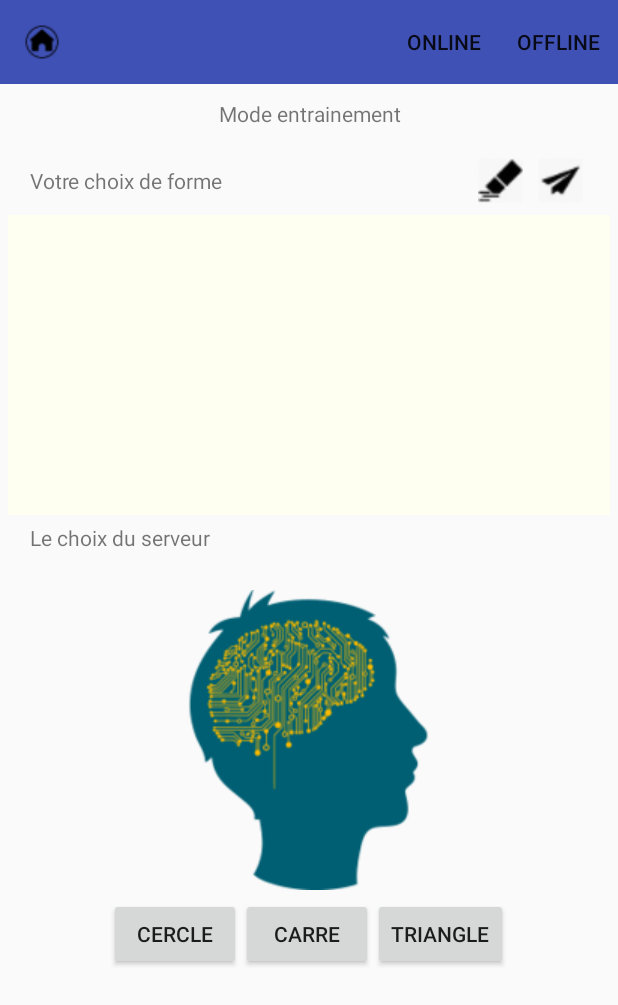
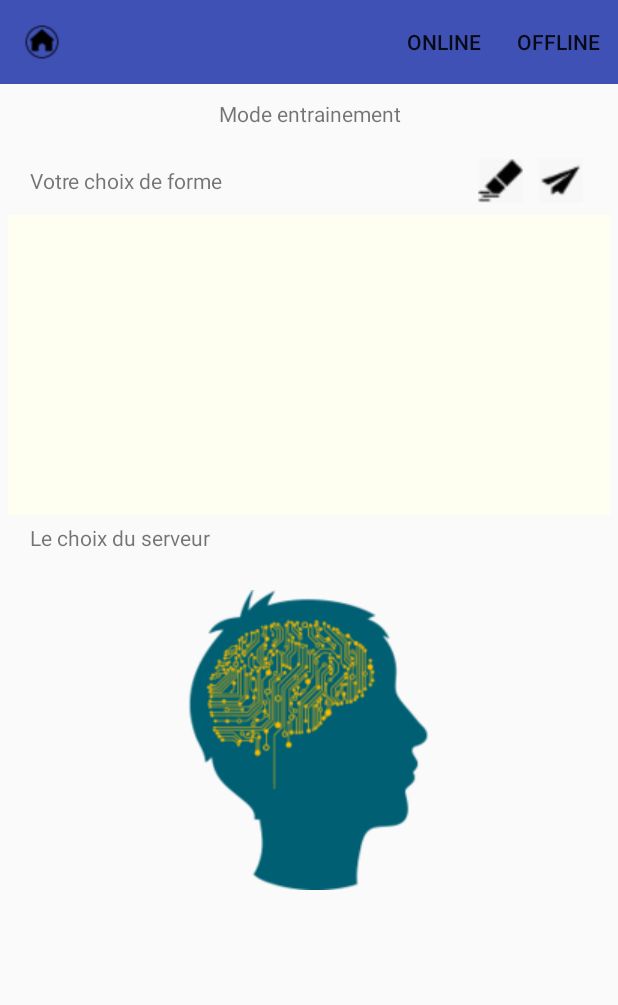
Before and after one commit to tt405907/TEAM-PLFI, an Android app: the Training screen opened directly, with no data from a screen before it, on a phone screen of 412 x 824 dp. Shown: the top 1005 px of the screen. Run offline under Robolectric (Android 15) with nearby library versions, the phone set to English and light mode, and no system bars; 1 statement that could not run was skipped.

Commit message:
Suppression des bouttons inutilent

```diff
--- a/android/app/src/main/java/plfi/plfi/Training.java
+++ b/android/app/src/main/java/plfi/plfi/Training.java
@@ -12,20 +12,16 @@ import android.widget.ImageView;
 import android.widget.TextView;
 
 public class Training  extends AppCompatActivity implements DisplayRTC {
-    // Mes boutons
+
     // Mes boutons
     Button new_content;
     Button save_btn;
-    Button buttonCarre;
-    Button buttonTriangle;
-    Button buttonCercle;
 
     //EditText
     TextView messageServeur;
+
     // Notre canvas
     gamePRINT gamePrint;
-    Connexion connexion;
-    Controleur controleur;
 
 
     // temporaire pour tester notre truck
@@ -53,18 +49,6 @@ public class Training  extends AppCompatActivity implements DisplayRTC {
         new_content = (Button) findViewById(R.id.new_btn);
         new_content.setOnClickListener(new Training.ButtonNewContent());
 
-        // Carre
-        buttonCarre = (Button) findViewById(R.id.buttonCarre);
-        buttonCarre.setOnClickListener(new Training.ButtonCarreClick());
-
-        // Triangle
-        buttonTriangle = (Button) findViewById(R.id.buttonTriangle);
-        buttonTriangle.setOnClickListener(new Training.ButtonTriangleClick());
-
-        // Cercle
-        buttonCercle = (Button) findViewById(R.id.buttonCercle);
-        buttonCercle.setOnClickListener(new Training.ButtonCercleClick());
-
         // Envoit au serveur
         save_btn = (Button) findViewById(R.id.save_btn);
         save_btn.setOnClickListener(new Training.ButtonSave_Btn());
@@ -76,7 +60,7 @@ public class Training  extends AppCompatActivity implements DisplayRTC {
 
     @Override
     public boolean onCreateOptionsMenu(Menu menu) {
-        getMenuInflater().inflate(R.menu.menu_print, menu);
+        getMenuInflater().inflate(R.menu.menu_training, menu);
         return true;
     }
 
@@ -135,37 +119,12 @@ public class Training  extends AppCompatActivity implements DisplayRTC {
         }
     }
 
-    // TODO: REFAIRE IMAGE CARRE
-    class ButtonCarreClick implements View.OnClickListener {
-        @Override
-        public void onClick(View v) {
-
-            imageId = 3;
-        }
-    }
-
-    // TODO: REFAIRE L'IMAGE TRIANGLE
-    class ButtonTriangleClick implements View.OnClickListener {
-        @Override
-        public void onClick(View v) {
-            imageId = 2;
-        }
-    }
-
-    // TODO: REFAIRE L'IMAGE CERCLE
-    class ButtonCercleClick implements View.OnClickListener {
-        @Override
-        public void onClick(View v) {
-            imageId = 4;
-
-        }
-    }
-
 
     class ButtonSave_Btn implements View.OnClickListener {
 
         @Override
         public void onClick(View v) {
+            // TODO : A FAIRE LA SEMAINE DU 28 - itération 7
 
         }
     }
--- a/android/app/src/main/res/layout/activity_training.xml
+++ b/android/app/src/main/res/layout/activity_training.xml
@@ -85,32 +85,7 @@
             android:paddingTop="10dp"
             custom:srcCompat="@drawable/image_init_serveur" />
     </LinearLayout>
-    <LinearLayout
-        android:layout_width="match_parent"
-        android:layout_height="wrap_content"
-        android:gravity="center_horizontal|center_vertical"
-        android:orientation="horizontal"
-        android:paddingTop="5dp"
-        android:paddingBottom="1dp">
 
-        <Button
-            android:id="@+id/buttonCercle"
-            android:layout_width="wrap_content"
-            android:layout_height="wrap_content"
-            android:text="Cercle" />
-
-        <Button
-            android:id="@+id/buttonCarre"
-            android:layout_width="wrap_content"
-            android:layout_height="wrap_content"
-            android:text="Carre" />
-
-        <Button
-            android:id="@+id/buttonTriangle"
-            android:layout_width="wrap_content"
-            android:layout_height="wrap_content"
-            android:text="Triangle" />
-    </LinearLayout>
 
 
 
--- /dev/null
+++ b/android/app/src/main/res/menu/menu_training.xml
@@ -0,0 +1,17 @@
+<menu xmlns:android="http://schemas.android.com/apk/res/android"
+    xmlns:actionbarcompat="http://schemas.android.com/apk/res-auto">
+    <item
+        android:id="@+id/menu_rtc_offline"
+        android:orderInCategory="2"
+        android:title="OFFLINE"
+        actionbarcompat:showAsAction="ifRoom">
+
+    </item>
+    <item
+        android:id="@+id/menu_rtc_online"
+        android:orderInCategory="1"
+        android:title="ONLINE"
+        actionbarcompat:showAsAction="ifRoom">
+
+    </item>
+</menu>
```
Also changed, not shown: android/app/src/main/java/plfi/plfi/gameRTCPrint.java (+0 -41 lines), android/app/src/main/res/layout/activity_game_print.xml (+0 -25 lines).
